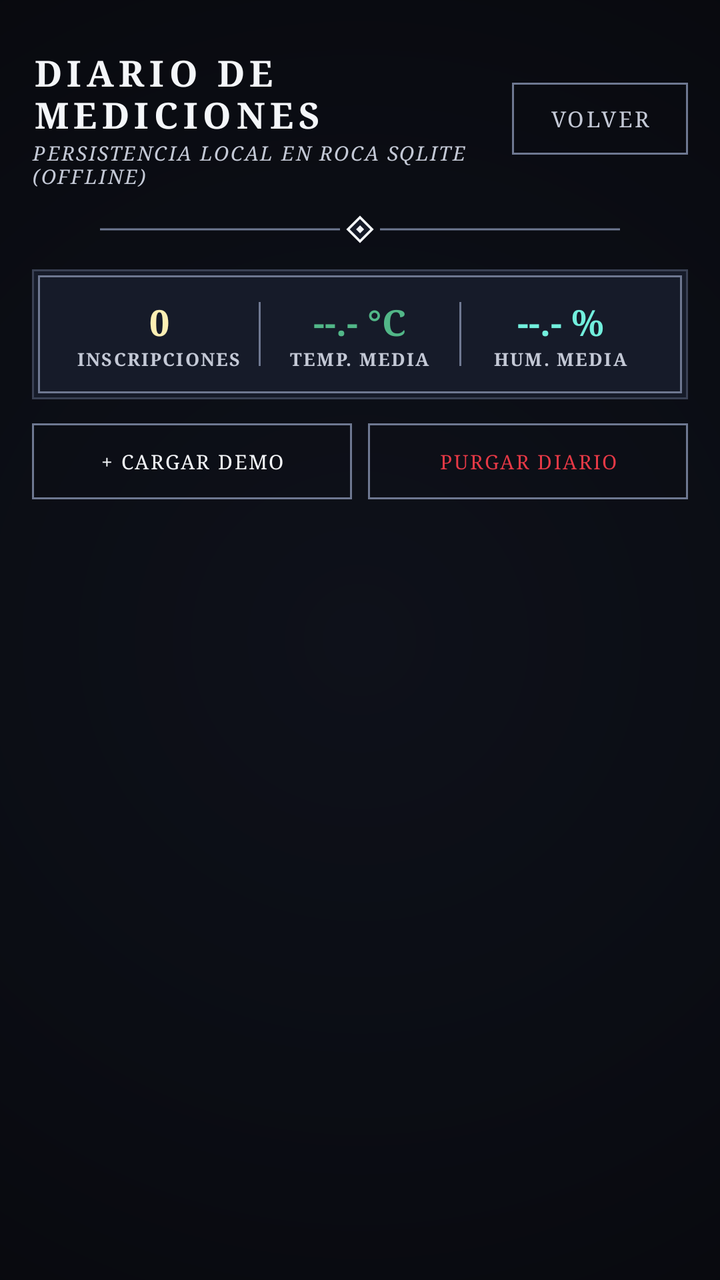
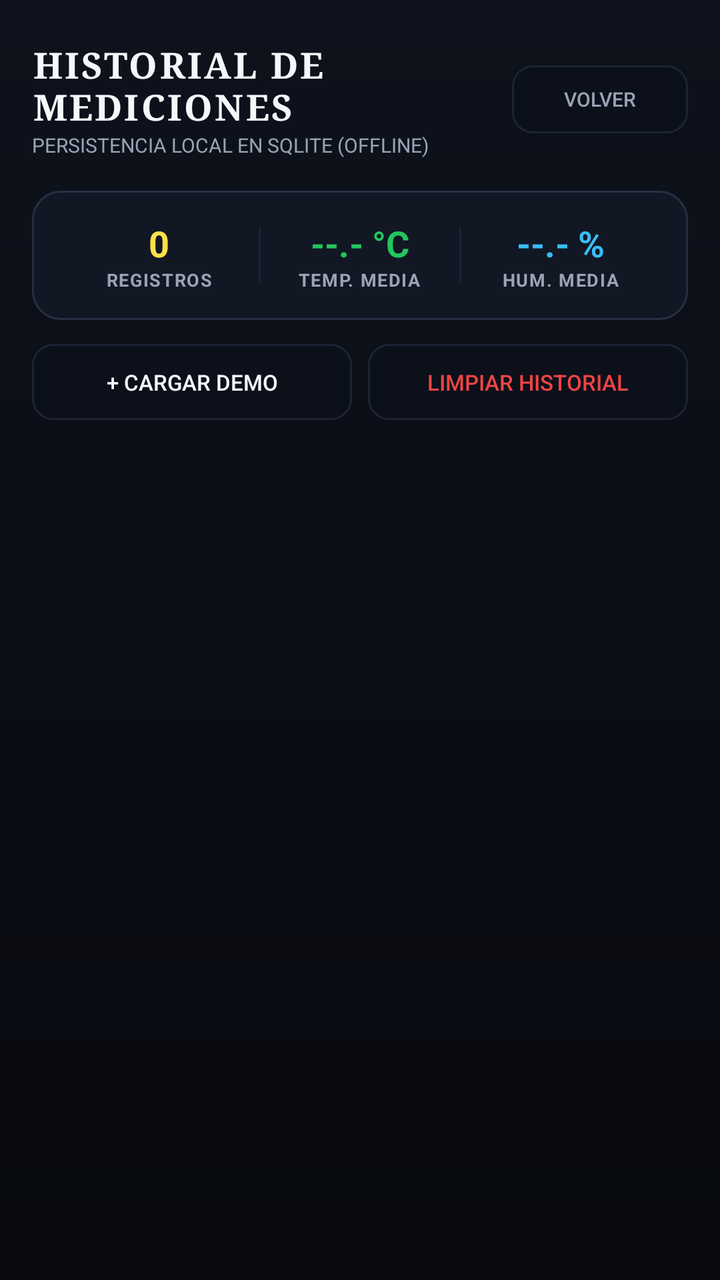

Compare the two renders of this Android layout. The source of the first and the diff that turns it into the second are given below.
<!-- AndroidManifest.xml: application theme Theme.InvernaderoIoT -->
<!-- res/layout/activity_historial.xml -->
<?xml version="1.0" encoding="utf-8"?>
<LinearLayout xmlns:android="http://schemas.android.com/apk/res/android"
    xmlns:app="http://schemas.android.com/apk/res-auto"
    xmlns:tools="http://schemas.android.com/tools"
    android:id="@+id/main"
    android:layout_width="match_parent"
    android:layout_height="match_parent"
    android:background="@drawable/bg_void_vignette"
    android:orientation="vertical"
    android:padding="16dp">

    
    <LinearLayout
        android:layout_width="match_parent"
        android:layout_height="wrap_content"
        android:orientation="horizontal"
        android:gravity="center_vertical"
        android:layout_marginTop="8dp"
        android:layout_marginBottom="12dp">

        <LinearLayout
            android:layout_width="0dp"
            android:layout_height="wrap_content"
            android:layout_weight="1"
            android:orientation="vertical">

            <TextView
                android:layout_width="wrap_content"
                android:layout_height="wrap_content"
                android:text="DIARIO DE MEDICIONES"
                android:textSize="18sp"
                android:textStyle="bold"
                android:fontFamily="serif"
                android:letterSpacing="0.14"
                android:textAllCaps="true"
                android:textColor="@color/hk_text_soul" />

            <TextView
                android:layout_width="wrap_content"
                android:layout_height="wrap_content"
                android:text="PERSISTENCIA LOCAL EN ROCA SQLITE (OFFLINE)"
                android:textSize="10sp"
                android:fontFamily="serif"
                android:letterSpacing="0.08"
                android:textAllCaps="true"
                android:textColor="@color/hk_text_mask"
                android:textStyle="italic" />
        </LinearLayout>

        <androidx.appcompat.widget.AppCompatButton
            android:id="@+id/btnBack"
            android:layout_width="wrap_content"
            android:layout_height="36dp"
            android:text="VOLVER"
            android:fontFamily="serif"
            android:letterSpacing="0.10"
            android:textColor="@color/hk_text_mask"
            android:textSize="11sp"
            android:background="@drawable/bg_secondary_button"
            android:paddingHorizontal="14dp" />
    </LinearLayout>

    
    <ImageView
        android:layout_width="match_parent"
        android:layout_height="16dp"
        android:layout_marginBottom="12dp"
        android:src="@drawable/ic_hallownest_divider"
        android:contentDescription="Divisor" />

    
    <LinearLayout
        android:layout_width="match_parent"
        android:layout_height="wrap_content"
        android:orientation="horizontal"
        android:background="@drawable/bg_hallownest_card"
        android:padding="14dp"
        android:gravity="center"
        android:layout_marginBottom="12dp">

        
        <LinearLayout
            android:layout_width="0dp"
            android:layout_height="wrap_content"
            android:layout_weight="1"
            android:orientation="vertical"
            android:gravity="center">

            <TextView
                android:id="@+id/tvTotalReadings"
                android:layout_width="wrap_content"
                android:layout_height="wrap_content"
                android:text="0"
                android:textSize="18sp"
                android:textStyle="bold"
                android:fontFamily="serif"
                android:textColor="@color/hk_accent_geo_glow" />

            <TextView
                android:layout_width="wrap_content"
                android:layout_height="wrap_content"
                android:text="INSCRIPCIONES"
                android:textSize="9sp"
                android:fontFamily="serif"
                android:letterSpacing="0.08"
                android:textStyle="bold"
                android:textColor="@color/hk_text_mask" />
        </LinearLayout>

        <View
            android:layout_width="1dp"
            android:layout_height="32dp"
            android:background="@color/hk_border_pale_ore" />

        
        <LinearLayout
            android:layout_width="0dp"
            android:layout_height="wrap_content"
            android:layout_weight="1"
            android:orientation="vertical"
            android:gravity="center">

            <TextView
                android:id="@+id/tvAvgTemp"
                android:layout_width="wrap_content"
                android:layout_height="wrap_content"
                android:text="--.- °C"
                android:textSize="18sp"
                android:textStyle="bold"
                android:fontFamily="serif"
                android:textColor="@color/hk_accent_greenpath" />

            <TextView
                android:layout_width="wrap_content"
                android:layout_height="wrap_content"
                android:text="TEMP. MEDIA"
                android:textSize="9sp"
                android:fontFamily="serif"
                android:letterSpacing="0.08"
                android:textStyle="bold"
                android:textColor="@color/hk_text_mask" />
        </LinearLayout>

        <View
            android:layout_width="1dp"
            android:layout_height="32dp"
            android:background="@color/hk_border_pale_ore" />

        
        <LinearLayout
            android:layout_width="0dp"
            android:layout_height="wrap_content"
            android:layout_weight="1"
            android:orientation="vertical"
            android:gravity="center">

            <TextView
                android:id="@+id/tvAvgHum"
                android:layout_width="wrap_content"
                android:layout_height="wrap_content"
                android:text="--.- %"
                android:textSize="18sp"
                android:textStyle="bold"
                android:fontFamily="serif"
                android:textColor="@color/hk_accent_lifeblood_glow" />

            <TextView
                android:layout_width="wrap_content"
                android:layout_height="wrap_content"
                android:text="HUM. MEDIA"
                android:textSize="9sp"
                android:fontFamily="serif"
                android:letterSpacing="0.08"
                android:textStyle="bold"
                android:textColor="@color/hk_text_mask" />
        </LinearLayout>
    </LinearLayout>

    
    <LinearLayout
        android:layout_width="match_parent"
        android:layout_height="wrap_content"
        android:orientation="horizontal"
        android:layout_marginBottom="12dp">

        <androidx.appcompat.widget.AppCompatButton
            android:id="@+id/btnPreloadSample"
            android:layout_width="0dp"
            android:layout_height="38dp"
            android:layout_weight="1"
            android:text="+ CARGAR DEMO"
            android:fontFamily="serif"
            android:letterSpacing="0.08"
            android:textColor="@color/hk_text_soul"
            android:textSize="10sp"
            android:background="@drawable/bg_secondary_button"
            android:layout_marginEnd="4dp" />

        <androidx.appcompat.widget.AppCompatButton
            android:id="@+id/btnClearHistory"
            android:layout_width="0dp"
            android:layout_height="38dp"
            android:layout_weight="1"
            android:text="PURGAR DIARIO"
            android:fontFamily="serif"
            android:letterSpacing="0.08"
            android:textColor="@color/hk_accent_grimm"
            android:textSize="10sp"
            android:background="@drawable/bg_secondary_button"
            android:layout_marginStart="4dp" />
    </LinearLayout>

    
    <TextView
        android:id="@+id/tvEmptyState"
        android:layout_width="match_parent"
        android:layout_height="wrap_content"
        android:text="El diario de roca yace en silencio. No se han grabado lecturas aún en SQLite.\nGraba telemetría desde el Panel del Agricultor o presiona '+ Cargar Demo'."
        android:textAlignment="center"
        android:fontFamily="serif"
        android:textStyle="italic"
        android:lineSpacingExtra="3dp"
        android:padding="24dp"
        android:textSize="12sp"
        android:textColor="@color/hk_text_lore"
        android:visibility="gone" />

    
    <androidx.recyclerview.widget.RecyclerView
        android:id="@+id/rvReadings"
        android:layout_width="match_parent"
        android:layout_height="0dp"
        android:layout_weight="1"
        android:clipToPadding="false"
        android:paddingBottom="16dp" />

</LinearLayout>
<!-- resources referenced by this layout -->
<resources>
  <color name="hk_accent_geo_glow">#FCEFB4</color>
  <color name="hk_accent_greenpath">#52B788</color>
  <color name="hk_accent_grimm">#E63946</color>
  <color name="hk_accent_lifeblood_glow">#72EFDD</color>
  <color name="hk_border_pale_ore">#6E7891</color>
  <color name="hk_text_lore">#8C95A8</color>
  <color name="hk_text_mask">#C4C9D6</color>
  <color name="hk_text_soul">#F4F6F9</color>
  <!-- drawable bg_hallownest_card (drawable) -->
  <?xml version="1.0" encoding="utf-8"?>
  <layer-list xmlns:android="http://schemas.android.com/apk/res/android">
      
      <item>
          <shape android:shape="rectangle">
              <solid android:color="@color/hk_surface_card" />
              <stroke
                  android:width="1dp"
                  android:color="@color/hk_border_stone" />
          </shape>
      </item>
  
      
      <item
          android:top="3dp"
          android:bottom="3dp"
          android:left="3dp"
          android:right="3dp">
          <shape android:shape="rectangle">
              <solid android:color="@color/hk_surface_card" />
              <stroke
                  android:width="1dp"
                  android:color="@color/hk_border_pale_ore" />
          </shape>
      </item>
  </layer-list>
  <!-- drawable bg_secondary_button (drawable) -->
  <?xml version="1.0" encoding="utf-8"?>
  <selector xmlns:android="http://schemas.android.com/apk/res/android">
      <item android:state_pressed="true">
          <shape android:shape="rectangle">
              <solid android:color="@color/hk_surface_card" />
              <stroke
                  android:width="1dp"
                  android:color="@color/hk_text_soul" />
          </shape>
      </item>
      <item>
          <shape android:shape="rectangle">
              <solid android:color="@android:color/transparent" />
              <stroke
                  android:width="1dp"
                  android:color="@color/hk_border_pale_ore" />
          </shape>
      </item>
  </selector>
  <!-- drawable bg_void_vignette (drawable) -->
  <?xml version="1.0" encoding="utf-8"?>
  <shape xmlns:android="http://schemas.android.com/apk/res/android"
      android:shape="rectangle">
      
      <gradient
          android:type="radial"
          android:gradientRadius="450dp"
          android:startColor="#0E111A"
          android:centerColor="#0B0D14"
          android:endColor="#07080C" />
  </shape>
  <!-- drawable ic_hallownest_divider (drawable) -->
  <vector xmlns:android="http://schemas.android.com/apk/res/android"
      android:width="280dp"
      android:height="16dp"
      android:viewportWidth="280"
      android:viewportHeight="16">
  
      
      <path
          android:fillColor="#00000000"
          android:strokeColor="#6E7891"
          android:strokeWidth="1"
          android:pathData="M10,8 L130,8" />
  
      
      <path
          android:fillColor="#161B29"
          android:strokeColor="#F4F6F9"
          android:strokeWidth="1.2"
          android:pathData="M140,2 L146,8 L140,14 L134,8 Z" />
  
      
      <path
          android:fillColor="#F4F6F9"
          android:pathData="M140,6 L142,8 L140,10 L138,8 Z" />
  
      
      <path
          android:fillColor="#00000000"
          android:strokeColor="#6E7891"
          android:strokeWidth="1"
          android:pathData="M150,8 L270,8" />
  </vector>
  <style name="Theme.InvernaderoIoT" parent="Base.Theme.InvernaderoIoT" />
  <color name="hk_surface_card">#161B29</color>
  <color name="hk_border_stone">#3A4154</color>
  <color name="hk_bg_void">#07080C</color>
  <color name="hk_surface_elevated">#1F263B</color>
  <color name="hk_accent_lifeblood">#00B4D8</color>
  <!-- unchanged entries left out for length: 1 -->
</resources>

<!-- the commit's change to res/layout/activity_historial.xml (unified diff, before → after) -->
@@ -15,8 +15,8 @@
         android:layout_height="wrap_content"
         android:orientation="horizontal"
         android:gravity="center_vertical"
-        android:layout_marginTop="8dp"
-        android:layout_marginBottom="12dp">
+        android:layout_marginTop="4dp"
+        android:layout_marginBottom="16dp">
 
         <LinearLayout
             android:layout_width="0dp"
@@ -27,46 +27,32 @@
             <TextView
                 android:layout_width="wrap_content"
                 android:layout_height="wrap_content"
-                android:text="DIARIO DE MEDICIONES"
+                android:text="HISTORIAL DE MEDICIONES"
                 android:textSize="18sp"
                 android:textStyle="bold"
                 android:fontFamily="serif"
-                android:letterSpacing="0.14"
+                android:letterSpacing="0.06"
                 android:textAllCaps="true"
                 android:textColor="@color/hk_text_soul" />
 
             <TextView
                 android:layout_width="wrap_content"
                 android:layout_height="wrap_content"
-                android:text="PERSISTENCIA LOCAL EN ROCA SQLITE (OFFLINE)"
+                android:text="PERSISTENCIA LOCAL EN SQLITE (OFFLINE)"
                 android:textSize="10sp"
-                android:fontFamily="serif"
-                android:letterSpacing="0.08"
-                android:textAllCaps="true"
-                android:textColor="@color/hk_text_mask"
-                android:textStyle="italic" />
+                android:textColor="@color/hk_text_mask" />
         </LinearLayout>
 
         <androidx.appcompat.widget.AppCompatButton
             android:id="@+id/btnBack"
             android:layout_width="wrap_content"
-            android:layout_height="36dp"
+            android:layout_height="34dp"
             android:text="VOLVER"
-            android:fontFamily="serif"
-            android:letterSpacing="0.10"
             android:textColor="@color/hk_text_mask"
-            android:textSize="11sp"
+            android:textSize="10sp"
             android:background="@drawable/bg_secondary_button"
             android:paddingHorizontal="14dp" />
     </LinearLayout>
-
-    
-    <ImageView
-        android:layout_width="match_parent"
-        android:layout_height="16dp"
-        android:layout_marginBottom="12dp"
-        android:src="@drawable/ic_hallownest_divider"
-        android:contentDescription="Divisor" />
 
     
     <LinearLayout
@@ -93,24 +79,22 @@
                 android:text="0"
                 android:textSize="18sp"
                 android:textStyle="bold"
-                android:fontFamily="serif"
                 android:textColor="@color/hk_accent_geo_glow" />
 
             <TextView
                 android:layout_width="wrap_content"
                 android:layout_height="wrap_content"
-                android:text="INSCRIPCIONES"
+                android:text="REGISTROS"
                 android:textSize="9sp"
-                android:fontFamily="serif"
-                android:letterSpacing="0.08"
+                android:letterSpacing="0.06"
                 android:textStyle="bold"
                 android:textColor="@color/hk_text_mask" />
         </LinearLayout>
 
         <View
             android:layout_width="1dp"
-            android:layout_height="32dp"
-            android:background="@color/hk_border_pale_ore" />
+            android:layout_height="28dp"
+            android:background="@color/hk_border_stone" />
 
         
         <LinearLayout
@@ -127,7 +111,6 @@
                 android:text="--.- °C"
                 android:textSize="18sp"
                 android:textStyle="bold"
-                android:fontFamily="serif"
                 android:textColor="@color/hk_accent_greenpath" />
 
             <TextView
@@ -135,16 +118,15 @@
                 android:layout_height="wrap_content"
                 android:text="TEMP. MEDIA"
                 android:textSize="9sp"
-                android:fontFamily="serif"
-                android:letterSpacing="0.08"
+                android:letterSpacing="0.06"
                 android:textStyle="bold"
                 android:textColor="@color/hk_text_mask" />
         </LinearLayout>
 
         <View
             android:layout_width="1dp"
-            android:layout_height="32dp"
-            android:background="@color/hk_border_pale_ore" />
+            android:layout_height="28dp"
+            android:background="@color/hk_border_stone" />
 
         
         <LinearLayout
@@ -161,7 +143,6 @@
                 android:text="--.- %"
                 android:textSize="18sp"
                 android:textStyle="bold"
-                android:fontFamily="serif"
                 android:textColor="@color/hk_accent_lifeblood_glow" />
 
             <TextView
@@ -169,8 +150,7 @@
                 android:layout_height="wrap_content"
                 android:text="HUM. MEDIA"
                 android:textSize="9sp"
-                android:fontFamily="serif"
-                android:letterSpacing="0.08"
+                android:letterSpacing="0.06"
                 android:textStyle="bold"
                 android:textColor="@color/hk_text_mask" />
         </LinearLayout>
@@ -188,11 +168,9 @@
             android:layout_width="0dp"
             android:layout_height="38dp"
             android:layout_weight="1"
-            android:text="+ CARGAR DEMO"
-            android:fontFamily="serif"
-            android:letterSpacing="0.08"
+            android:text="+ Cargar Demo"
             android:textColor="@color/hk_text_soul"
-            android:textSize="10sp"
+            android:textSize="11sp"
             android:background="@drawable/bg_secondary_button"
             android:layout_marginEnd="4dp" />
 
@@ -201,11 +179,9 @@
             android:layout_width="0dp"
             android:layout_height="38dp"
             android:layout_weight="1"
-            android:text="PURGAR DIARIO"
-            android:fontFamily="serif"
-            android:letterSpacing="0.08"
+            android:text="Limpiar Historial"
             android:textColor="@color/hk_accent_grimm"
-            android:textSize="10sp"
+            android:textSize="11sp"
             android:background="@drawable/bg_secondary_button"
             android:layout_marginStart="4dp" />
     </LinearLayout>
@@ -215,10 +191,8 @@
         android:id="@+id/tvEmptyState"
         android:layout_width="match_parent"
         android:layout_height="wrap_content"
-        android:text="El diario de roca yace en silencio. No se han grabado lecturas aún en SQLite.\nGraba telemetría desde el Panel del Agricultor o presiona '+ Cargar Demo'."
+        android:text="No se han registrado lecturas aún en SQLite.\nGraba telemetría desde el Panel del Agricultor o presiona '+ Cargar Demo'."
         android:textAlignment="center"
-        android:fontFamily="serif"
-        android:textStyle="italic"
         android:lineSpacingExtra="3dp"
         android:padding="24dp"
         android:textSize="12sp"
<!-- resource entries referenced after the edit -->
@@ -1,57 +1,42 @@
 <!-- resources referenced by this layout -->
 <resources>
-  <color name="hk_accent_geo_glow">#FCEFB4</color>
-  <color name="hk_accent_greenpath">#52B788</color>
-  <color name="hk_accent_grimm">#E63946</color>
-  <color name="hk_accent_lifeblood_glow">#72EFDD</color>
-  <color name="hk_border_pale_ore">#6E7891</color>
-  <color name="hk_text_lore">#8C95A8</color>
-  <color name="hk_text_mask">#C4C9D6</color>
-  <color name="hk_text_soul">#F4F6F9</color>
+  <color name="hk_accent_geo_glow">#FDE047</color>
+  <color name="hk_accent_greenpath">#22C55E</color>
+  <color name="hk_accent_grimm">#EF4444</color>
+  <color name="hk_accent_lifeblood_glow">#38BDF8</color>
+  <color name="hk_border_pale_ore">#263045</color>
+  <color name="hk_text_lore">#6B768C</color>
+  <color name="hk_text_mask">#9AA3B5</color>
+  <color name="hk_text_soul">#F5F7FA</color>
   <!-- drawable bg_hallownest_card (drawable) -->
   <?xml version="1.0" encoding="utf-8"?>
-  <layer-list xmlns:android="http://schemas.android.com/apk/res/android">
-      
-      <item>
-          <shape android:shape="rectangle">
-              <solid android:color="@color/hk_surface_card" />
-              <stroke
-                  android:width="1dp"
-                  android:color="@color/hk_border_stone" />
-          </shape>
-      </item>
-  
-      
-      <item
-          android:top="3dp"
-          android:bottom="3dp"
-          android:left="3dp"
-          android:right="3dp">
-          <shape android:shape="rectangle">
-              <solid android:color="@color/hk_surface_card" />
-              <stroke
-                  android:width="1dp"
-                  android:color="@color/hk_border_pale_ore" />
-          </shape>
-      </item>
-  </layer-list>
+  <shape xmlns:android="http://schemas.android.com/apk/res/android"
+      android:shape="rectangle">
+      <solid android:color="@color/hk_surface_card" />
+      <stroke
+          android:width="1dp"
+          android:color="@color/hk_border_pale_ore" />
+      <corners android:radius="14dp" />
+  </shape>
   <!-- drawable bg_secondary_button (drawable) -->
   <?xml version="1.0" encoding="utf-8"?>
   <selector xmlns:android="http://schemas.android.com/apk/res/android">
       <item android:state_pressed="true">
           <shape android:shape="rectangle">
-              <solid android:color="@color/hk_surface_card" />
+              <solid android:color="@color/hk_surface_elevated" />
               <stroke
                   android:width="1dp"
-                  android:color="@color/hk_text_soul" />
+                  android:color="@color/hk_accent_lifeblood_glow" />
+              <corners android:radius="10dp" />
           </shape>
       </item>
       <item>
           <shape android:shape="rectangle">
-              <solid android:color="@android:color/transparent" />
+              <solid android:color="@color/hk_surface_dark_well" />
               <stroke
                   android:width="1dp"
-                  android:color="@color/hk_border_pale_ore" />
+                  android:color="@color/hk_border_stone" />
+              <corners android:radius="10dp" />
           </shape>
       </item>
   </selector>
@@ -59,53 +44,19 @@
   <?xml version="1.0" encoding="utf-8"?>
   <shape xmlns:android="http://schemas.android.com/apk/res/android"
       android:shape="rectangle">
-      
       <gradient
-          android:type="radial"
-          android:gradientRadius="450dp"
-          android:startColor="#0E111A"
-          android:centerColor="#0B0D14"
-          android:endColor="#07080C" />
+          android:type="linear"
+          android:angle="270"
+          android:startColor="#0E121C"
+          android:endColor="#080A0F" />
   </shape>
-  <!-- drawable ic_hallownest_divider (drawable) -->
-  <vector xmlns:android="http://schemas.android.com/apk/res/android"
-      android:width="280dp"
-      android:height="16dp"
-      android:viewportWidth="280"
-      android:viewportHeight="16">
-  
-      
-      <path
-          android:fillColor="#00000000"
-          android:strokeColor="#6E7891"
-          android:strokeWidth="1"
-          android:pathData="M10,8 L130,8" />
-  
-      
-      <path
-          android:fillColor="#161B29"
-          android:strokeColor="#F4F6F9"
-          android:strokeWidth="1.2"
-          android:pathData="M140,2 L146,8 L140,14 L134,8 Z" />
-  
-      
-      <path
-          android:fillColor="#F4F6F9"
-          android:pathData="M140,6 L142,8 L140,10 L138,8 Z" />
-  
-      
-      <path
-          android:fillColor="#00000000"
-          android:strokeColor="#6E7891"
-          android:strokeWidth="1"
-          android:pathData="M150,8 L270,8" />
-  </vector>
   <style name="Theme.InvernaderoIoT" parent="Base.Theme.InvernaderoIoT" />
-  <color name="hk_surface_card">#161B29</color>
-  <color name="hk_border_stone">#3A4154</color>
-  <color name="hk_bg_void">#07080C</color>
-  <color name="hk_surface_elevated">#1F263B</color>
-  <color name="hk_accent_lifeblood">#00B4D8</color>
+  <color name="hk_surface_card">#121724</color>
+  <color name="hk_border_stone">#1C2436</color>
+  <color name="hk_bg_void">#090C12</color>
+  <color name="hk_surface_elevated">#1A2234</color>
+  <color name="hk_surface_dark_well">#0C101A</color>
+  <color name="hk_accent_lifeblood">#0EA5E9</color>
   <!-- unchanged entries left out for length: 1 -->
 </resources>
 
